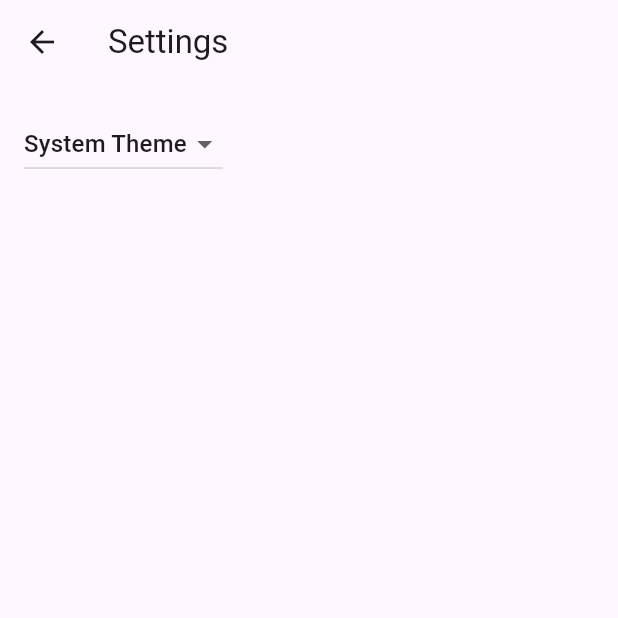
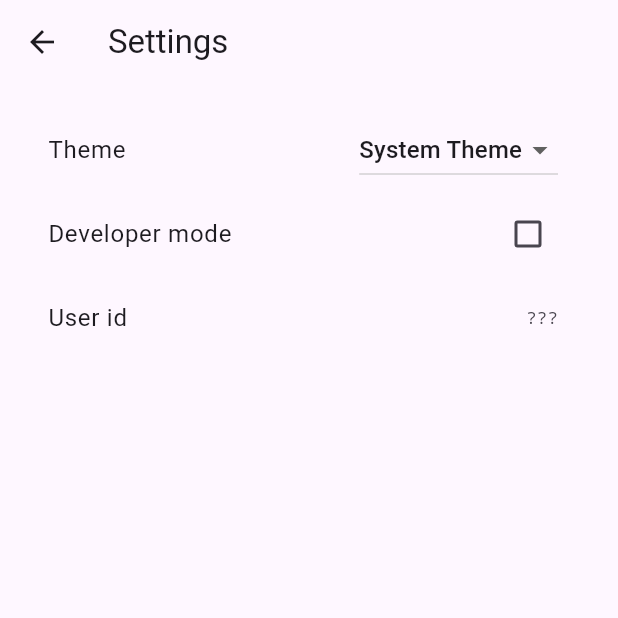
Before and after one commit to triplan-planning/front-flutter, a Flutter app: the screen it shows after launch, after a tap on the "settings" icon, on a phone screen of 412 x 824 dp, the top half of it. Run offline on Flutter 3.47's test engine with Material 2 defaults, Android fonts, the light colour scheme and no system bars; our stand-ins replace shared_preferences; generated files the repository leaves out were written again.

Commit message:
Better settings managament, and current user selection

```diff
--- a/lib/main.dart
+++ b/lib/main.dart
@@ -7,6 +7,7 @@ import 'src/settings/settings_service.dart';
 void main() async {
   // Set up the SettingsController, which will glue user settings to multiple
   // Flutter Widgets.
+  WidgetsFlutterBinding.ensureInitialized();
   final settingsController = SettingsController(SettingsService());
 
   // Load the user's preferred theme while the splash screen is displayed.
--- a/lib/src/app.dart
+++ b/lib/src/app.dart
@@ -30,7 +30,9 @@ class MyApp extends StatelessWidget {
     return AnimatedBuilder(
       animation: settingsController,
       builder: (BuildContext context, Widget? child) {
-        return MaterialApp(
+        return SettingsProvider(
+          controller: settingsController,
+          child: MaterialApp(
             // Providing a restorationScopeId allows the Navigator built by the
             // MaterialApp to restore the navigation stack when a user leaves and
             // returns to the app after it has been killed while running in the
@@ -98,6 +100,7 @@ class MyApp extends StatelessWidget {
                 },
               );
             },
+          ),
         );
       },
     );
--- a/lib/src/pages/welcome_view.dart
+++ b/lib/src/pages/welcome_view.dart
@@ -1,4 +1,5 @@
 import 'package:flutter/material.dart';
+import 'package:triplan/src/settings/settings_controller.dart';
 
 /// Displays detailed information about a User.
 class WelcomeView extends StatelessWidget {
@@ -6,6 +7,8 @@ class WelcomeView extends StatelessWidget {
 
   @override
   Widget build(BuildContext context) {
-    return const Center(child: Text("Welcome"));
+    return Center(
+        child:
+            Text("Welcome" + (SettingsController.of(context).userId ?? "???")));
   }
 }
--- a/lib/src/settings/settings_controller.dart
+++ b/lib/src/settings/settings_controller.dart
@@ -1,6 +1,21 @@
 import 'package:flutter/material.dart';
 
 import 'settings_service.dart';
+
+class SettingsProvider extends InheritedWidget {
+  const SettingsProvider({
+    super.key,
+    required this.controller,
+    required super.child,
+  });
+
+  final SettingsController controller;
+
+  @override
+  bool updateShouldNotify(covariant SettingsProvider oldWidget) {
+    return oldWidget.controller != controller;
+  }
+}
 
 /// A class that many Widgets can interact with to read user settings, update
 /// user settings, or listen to user settings changes.
@@ -13,18 +28,31 @@ class SettingsController with ChangeNotifier {
   // Make SettingsService a private variable so it is not used directly.
   final SettingsService _settingsService;
 
+  static SettingsController of(BuildContext context) {
+    final SettingsProvider? result =
+        context.dependOnInheritedWidgetOfExactType<SettingsProvider>();
+    assert(result != null, 'No SettingsProvider found in context');
+    return result!.controller;
+  }
+
   // Make ThemeMode a private variable so it is not updated directly without
   // also persisting the changes with the SettingsService.
   late ThemeMode _themeMode;
+  late bool _devMode;
+  late String? _userId;
 
   // Allow Widgets to read the user's preferred ThemeMode.
   ThemeMode get themeMode => _themeMode;
+  bool get devMode => _devMode;
+  String? get userId => _userId;
 
   /// Load the user's settings from the SettingsService. It may load from a
   /// local database or the internet. The controller only knows it can load the
   /// settings from the service.
   Future<void> loadSettings() async {
     _themeMode = await _settingsService.themeMode();
+    _devMode = await _settingsService.devMode();
+    _userId = await _settingsService.userId();
 
     // Important! Inform listeners a change has occurred.
     notifyListeners();
@@ -47,4 +75,36 @@ class SettingsController with ChangeNotifier {
     // SettingService.
     await _settingsService.updateThemeMode(newThemeMode);
   }
+
+  Future<void> updateDevMode(bool? newDevMode) async {
+    if (newDevMode == null) return;
+
+    // Do not perform any work if new and old ThemeMode are identical
+    if (newDevMode == _devMode) return;
+
+    // Otherwise, store the new ThemeMode in memory
+    _devMode = newDevMode;
+
+    // Important! Inform listeners a change has occurred.
+    notifyListeners();
+
+    // Persist the changes to a local database or the internet using the
+    // SettingService.
+    await _settingsService.updateDevMode(newDevMode);
+  }
+
+  Future<void> updateUserId(String? newUserId) async {
+    // Do not perform any work if new and old ThemeMode are identical
+    if (newUserId == _userId) return;
+
+    // Otherwise, store the new ThemeMode in memory
+    _userId = newUserId;
+
+    // Important! Inform listeners a change has occurred.
+    notifyListeners();
+
+    // Persist the changes to a local database or the internet using the
+    // SettingService.
+    await _settingsService.updateUserId(newUserId);
+  }
 }
--- a/lib/src/settings/settings_service.dart
+++ b/lib/src/settings/settings_service.dart
@@ -1,4 +1,5 @@
 import 'package:flutter/material.dart';
+import 'package:shared_preferences/shared_preferences.dart';
 
 /// A service that stores and retrieves user settings.
 ///
@@ -6,12 +7,28 @@ import 'package:flutter/material.dart';
 /// persist the user settings locally, use the shared_preferences package. If
 /// you'd like to store settings on a web server, use the http package.
 class SettingsService {
+  final prefs = SharedPreferences.getInstance();
+
   /// Loads the User's preferred ThemeMode from local or remote storage.
-  Future<ThemeMode> themeMode() async => ThemeMode.system;
+  Future<ThemeMode> themeMode() async =>
+      ThemeMode.values[(await prefs).getInt("theme") ?? 0];
+  Future<bool> devMode() async => (await prefs).getBool("dev_mode") ?? false;
+  Future<String?> userId() async => (await prefs).getString("user_id");
 
   /// Persists the user's preferred ThemeMode to local or remote storage.
   Future<void> updateThemeMode(ThemeMode theme) async {
-    // Use the shared_preferences package to persist settings locally or the
-    // http package to persist settings over the network.
+    await (await prefs).setInt("theme", theme.index);
+  }
+
+  Future<void> updateDevMode(bool devMode) async {
+    await (await prefs).setBool("dev_mode", devMode);
+  }
+
+  Future<void> updateUserId(String? userId) async {
+    if (userId == null) {
+      await (await prefs).remove("user_id");
+      return;
+    }
+    await (await prefs).setString("user_id", userId);
   }
 }
--- a/lib/src/settings/settings_view.dart
+++ b/lib/src/settings/settings_view.dart
@@ -25,7 +25,14 @@ class SettingsView extends StatelessWidget {
         //
         // When a user selects a theme from the dropdown list, the
         // SettingsController is updated, which rebuilds the MaterialApp.
-        child: DropdownButton<ThemeMode>(
+        child: Flex(
+          direction: Axis.vertical,
+          crossAxisAlignment: CrossAxisAlignment.start,
+          mainAxisAlignment: MainAxisAlignment.start,
+          children: [
+            ListTile(
+              title: const Text("Theme"),
+              trailing: DropdownButton<ThemeMode>(
                 // Read the selected themeMode from the controller
                 value: controller.themeMode,
                 // Call the updateThemeMode method any time the user selects a theme.
@@ -46,6 +53,23 @@ class SettingsView extends StatelessWidget {
                 ],
               ),
             ),
+            CheckboxListTile(
+              title: const Text("Developer mode"),
+              value: controller.devMode,
+              onChanged: (value) {
+                controller.updateDevMode(value);
+              },
+            ),
+            ListTile(
+              title: const Text("User id"),
+              trailing: Text(
+                controller.userId ?? "???",
+                style: const TextStyle(fontFamily: "monospace"),
+              ),
+            )
+          ],
+        ),
+      ),
     );
   }
 }
--- a/pubspec.yaml
+++ b/pubspec.yaml
@@ -11,6 +11,7 @@ environment:
 
 dependencies:
   http: 0.13.5
+  shared_preferences : 2.0.15
   flutter:
     sdk: flutter
   flutter_localizations:
```
Also changed, not shown: lib/src/pages/homepage.dart (+24 -12 lines), lib/src/pages/user_list_view.dart (+13 -2 lines), pubspec.lock, 1 other file. Lines whose indentation alone changed are shown as unchanged.
